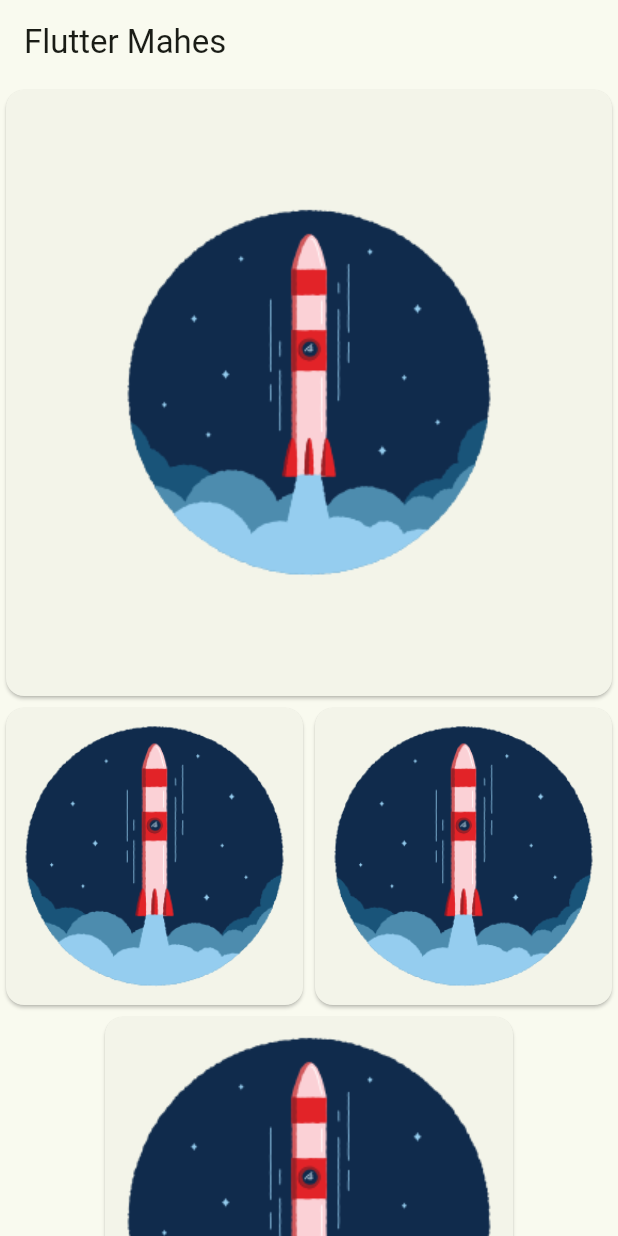
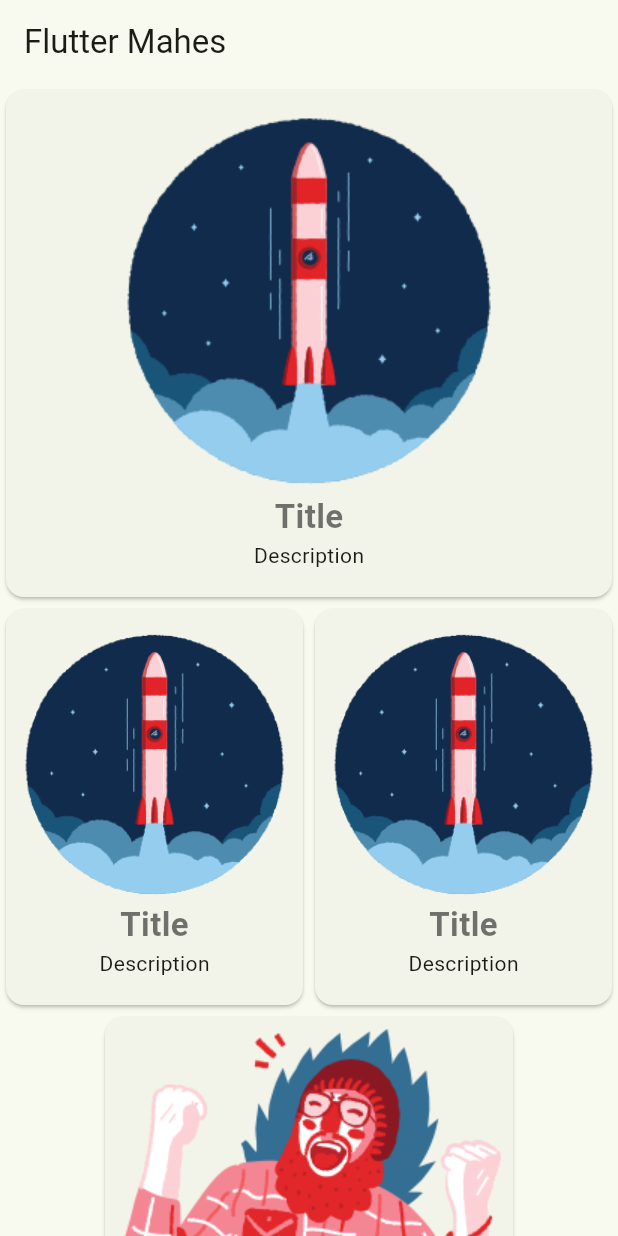
Before and after one commit to Maheswaran-V/Flutterapps, a Flutter app: the screen it shows after launch, on a phone screen of 412 x 824 dp. Run offline on Flutter 3.47's test engine with Material 2 defaults, Android fonts, the phone set to English and light mode, and no system bars.

Commit message:
card_widget has created

```diff
--- /dev/null
+++ b/lib/core/constants.dart
@@ -0,0 +1,4 @@
+const double kdouble5 = 5.0;
+const double kdouble10 = 10.0;
+const double kdouble20 = 20.0;
+const double kdouble40 = 40.0;
--- a/lib/pages/home_page.dart
+++ b/lib/pages/home_page.dart
@@ -1,4 +1,5 @@
 import 'package:flutter/material.dart';
+import 'package:newflutter/widgets/card_widget.dart';
 
 class HomePage extends StatelessWidget {
   const HomePage({super.key});
@@ -7,43 +8,28 @@ class HomePage extends StatelessWidget {
   Widget build(BuildContext context) {
     return Scaffold(
         appBar: AppBar(
-          title: Text("Flutter Mahes"),
+          title: const Text("Flutter Mahes"),
         ),
         body: SingleChildScrollView(
           child: Column(
             children: [
+              const CardWidget(),
+              const Row(
+                children: [
+                  Expanded(
+                    child: CardWidget(),
+                  ),
+                  Expanded(
+                    child: CardWidget(),
+                  )
+                ],
+              ),
               Card(
                 child: Container(
                   padding: const EdgeInsets.all(8.0),
-                  width: double.infinity,
-                  child: Image.asset('images/rocket.png'),
+                  child: Image.asset('images/yeah.png'),
                 ),
               ),
-              Row(
-                children: [
-                  Expanded(
-                    child: Card(
-                      child: Container(
-                        padding: const EdgeInsets.all(8.0),
-                        child: Image.asset('images/rocket.png'),
-                      ),
-                    ),
-                  ),
-                  Expanded(
-                    child: Card(
-                      child: Container(
-                        padding: const EdgeInsets.all(8.0),
-                        child: Image.asset('images/rocket.png'),
-                      ),
-                    ),
-                  )
-                ],
-              ),Card(
-                      child: Container(
-                        padding: const EdgeInsets.all(8.0),
-                        child: Image.asset('images/rocket.png'),
-                      ),
-                    ),
             ],
           ),
         ));
--- /dev/null
+++ b/lib/widgets/card_widget.dart
@@ -0,0 +1,35 @@
+import 'package:flutter/material.dart';
+import 'package:newflutter/core/constants.dart';
+
+class CardWidget extends StatelessWidget {
+  const CardWidget({super.key});
+
+  @override
+  Widget build(BuildContext context) {
+    return Card(
+      child: Container(
+        padding: const EdgeInsets.all(8.0),
+        width: double.infinity,
+        child: Column(
+          children: [
+            SizedBox(
+              height: kdouble5,
+            ),
+            Image.asset('images/rocket.png'),
+            const Text(
+              "Title",
+              style: TextStyle(
+                  fontSize: 22.0,
+                  fontWeight: FontWeight.bold,
+                  color: Colors.black54),
+            ),
+            const Text("Description"),
+            SizedBox(
+              height: 10,
+            ),
+          ],
+        ),
+      ),
+    );
+  }
+}
```
